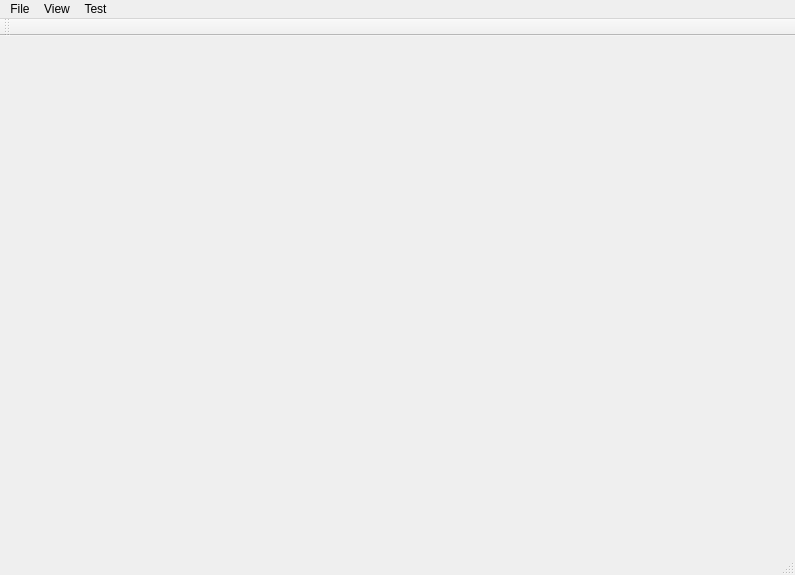
Before: the Qt Designer form CGAShapeGrammar/MainWindow.ui in gnishida/CGAShapeGrammar, drawn with Qt 5.
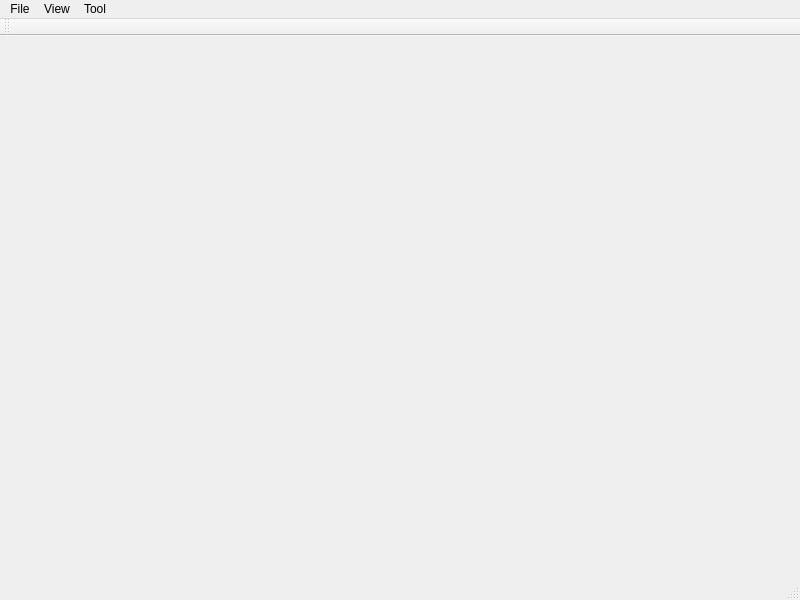
After: the same form once the commit is applied.

```diff
--- a/CGAShapeGrammar/MainWindow.ui
+++ b/CGAShapeGrammar/MainWindow.ui
@@ -6,8 +6,8 @@
    <rect>
     <x>0</x>
     <y>0</y>
-    <width>795</width>
-    <height>575</height>
+    <width>800</width>
+    <height>600</height>
    </rect>
   </property>
   <property name="windowTitle">
@@ -19,7 +19,7 @@
     <rect>
      <x>0</x>
      <y>0</y>
-     <width>795</width>
+     <width>800</width>
      <height>21</height>
     </rect>
    </property>
@@ -46,7 +46,7 @@
    </widget>
    <widget class="QMenu" name="menuTool">
     <property name="title">
-     <string>Test</string>
+     <string>Tool</string>
     </property>
     <addaction name="actionGenerateImages"/>
     <addaction name="actionGenerateBuildingImages"/>
```
Left out of the diff: 105 changed lines with no effect on the pictures.
